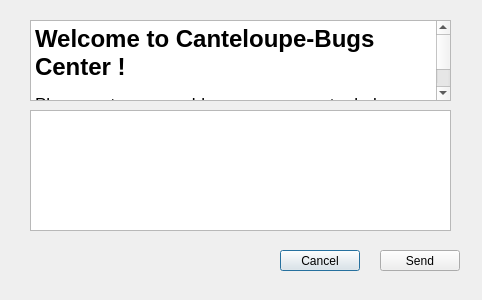
Above: src/bug_report.ui from dnewell/AcuitySTAR-Dashboard before the change. Below: the same form after it.
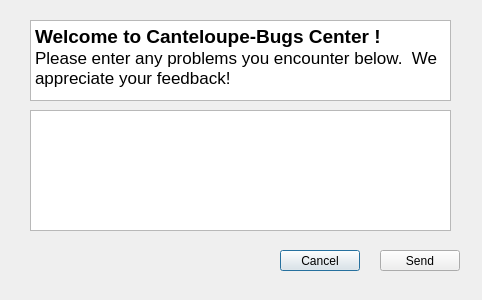
That is the form after the change.

Patch:
```diff
--- a/src/bug_report.ui
+++ b/src/bug_report.ui
@@ -65,10 +65,9 @@
     <string>&lt;!DOCTYPE HTML PUBLIC &quot;-//W3C//DTD HTML 4.0//EN&quot; &quot;http://www.w3.org/TR/REC-html40/strict.dtd&quot;&gt;
 &lt;html&gt;&lt;head&gt;&lt;meta name=&quot;qrichtext&quot; content=&quot;1&quot; /&gt;&lt;style type=&quot;text/css&quot;&gt;
 p, li { white-space: pre-wrap; }
-&lt;/style&gt;&lt;/head&gt;&lt;body style=&quot; font-family:'.SF NS Text'; font-size:13pt; font-weight:400; font-style:normal;&quot;&gt;
-&lt;p style=&quot; margin-top:0px; margin-bottom:0px; margin-left:0px; margin-right:0px; -qt-block-indent:0; text-indent:0px;&quot;&gt;&lt;span style=&quot; font-family:'MS Shell Dlg 2'; font-size:18pt; font-weight:600;&quot;&gt;Welcome to Canteloupe-Bugs Center !&lt;/span&gt;&lt;/p&gt;
-&lt;p style=&quot;-qt-paragraph-type:empty; margin-top:0px; margin-bottom:0px; margin-left:0px; margin-right:0px; -qt-block-indent:0; text-indent:0px; font-family:'MS Shell Dlg 2'; font-size:8.25pt; font-weight:600;&quot;&gt;&lt;br /&gt;&lt;/p&gt;
-&lt;p style=&quot; margin-top:0px; margin-bottom:0px; margin-left:0px; margin-right:0px; -qt-block-indent:0; text-indent:0px;&quot;&gt;&lt;span style=&quot; font-family:'MS Shell Dlg 2';&quot;&gt;Please enter any problems you encounter below.  We appreciate your feedback!&lt;/span&gt;&lt;/p&gt;&lt;/body&gt;&lt;/html&gt;</string>
+&lt;/style&gt;&lt;/head&gt;&lt;body style=&quot; font-family:'MS Shell Dlg 2'; font-size:8.25pt; font-weight:400; font-style:normal;&quot;&gt;
+&lt;p style=&quot; margin-top:0px; margin-bottom:0px; margin-left:0px; margin-right:0px; -qt-block-indent:0; text-indent:0px;&quot;&gt;&lt;span style=&quot; font-size:14pt; font-weight:600;&quot;&gt;Welcome to Canteloupe-Bugs Center !&lt;/span&gt;&lt;/p&gt;
+&lt;p style=&quot; margin-top:0px; margin-bottom:0px; margin-left:0px; margin-right:0px; -qt-block-indent:0; text-indent:0px;&quot;&gt;&lt;span style=&quot; font-size:13pt;&quot;&gt;Please enter any problems you encounter below.  We appreciate your feedback!&lt;/span&gt;&lt;/p&gt;&lt;/body&gt;&lt;/html&gt;</string>
    </property>
   </widget>
  </widget>
```
